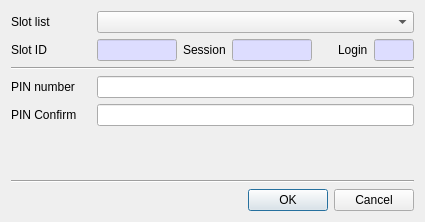
This is CryptokiMan/init_pin_dlg.ui in jykim74/CryptokiMan as Qt 5 draws it before an edit. The edited form follows.
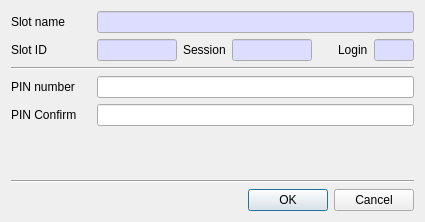
This is the edited form.

Commit message: Slot List 를 모두 Slot Name 변경

Patch:
```diff
--- a/CryptokiMan/init_pin_dlg.ui
+++ b/CryptokiMan/init_pin_dlg.ui
@@ -28,17 +28,41 @@
         </size>
        </property>
        <property name="text">
-        <string>Slot list</string>
+        <string>Slot name</string>
        </property>
       </widget>
      </item>
      <item row="0" column="1">
-      <widget class="QComboBox" name="mSlotsCombo">
-       <property name="sizePolicy">
-        <sizepolicy hsizetype="Preferred" vsizetype="Fixed">
-         <horstretch>1</horstretch>
-         <verstretch>0</verstretch>
-        </sizepolicy>
+      <widget class="QLineEdit" name="mSlotNameText">
+       <property name="palette">
+        <palette>
+         <active>
+          <colorrole role="Base">
+           <brush brushstyle="SolidPattern">
+            <color alpha="255">
+             <red>221</red>
+             <green>221</green>
+             <blue>255</blue>
+            </color>
+           </brush>
+          </colorrole>
+         </active>
+         <inactive>
+          <colorrole role="Base">
+           <brush brushstyle="SolidPattern">
+            <color alpha="255">
+             <red>221</red>
+             <green>221</green>
+             <blue>255</blue>
+            </color>
+           </brush>
+          </colorrole>
+         </inactive>
+         <disabled/>
+        </palette>
+       </property>
+       <property name="readOnly">
+        <bool>true</bool>
        </property>
       </widget>
      </item>
```
Left out of the diff: 1 changed line with no effect on the pictures. The commit also changes 116 other files.
